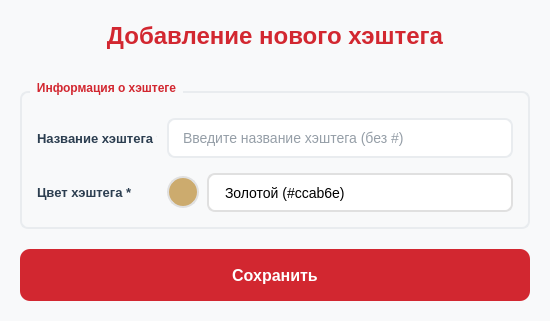
Before: the Qt Designer form ui/settings/tags/tag_dialog.ui in lerakaplich/TaskPlanner2, drawn with Qt 5.
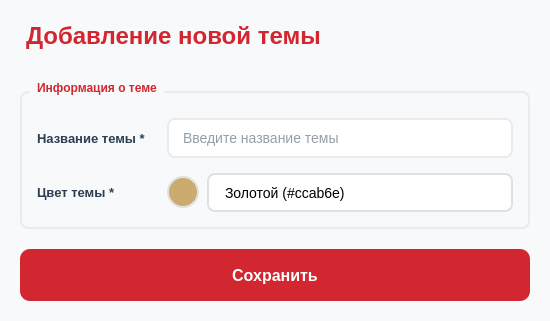
After: the same form once the commit is applied.

Commit message: темы

Patch:
```diff
--- a/ui/settings/tags/tag_dialog.ui
+++ b/ui/settings/tags/tag_dialog.ui
@@ -204,17 +204,14 @@
       <string notr="true">font-size: 24px; font-weight: bold; color: #D22730; margin-bottom: 10px;</string>
      </property>
      <property name="text">
-      <string>Добавление нового хэштега</string>
-     </property>
-     <property name="alignment">
-      <set>Qt::AlignmentFlag::AlignCenter</set>
+      <string>Добавление новой темы</string>
      </property>
     </widget>
    </item>
    <item>
     <widget class="QGroupBox" name="groupBoxTagInfo">
      <property name="title">
-      <string>Информация о хэштеге</string>
+      <string>Информация о теме</string>
      </property>
      <layout class="QVBoxLayout" name="verticalLayoutTagInfo">
       <property name="spacing">
@@ -252,7 +249,7 @@
            </size>
           </property>
           <property name="text">
-           <string>Название хэштега *</string>
+           <string>Название темы *</string>
           </property>
           <property name="required" stdset="0">
            <bool>true</bool>
@@ -268,7 +265,7 @@
            </size>
           </property>
           <property name="placeholderText">
-           <string>Введите название хэштега (без #)</string>
+           <string>Введите название темы</string>
           </property>
          </widget>
         </item>
@@ -294,7 +291,7 @@
            </size>
           </property>
           <property name="text">
-           <string>Цвет хэштега *</string>
+           <string>Цвет темы *</string>
           </property>
           <property name="required" stdset="0">
            <bool>true</bool>
```
Left out of the diff: 7 changed lines with no effect on the pictures. The commit also changes 11 other files.
